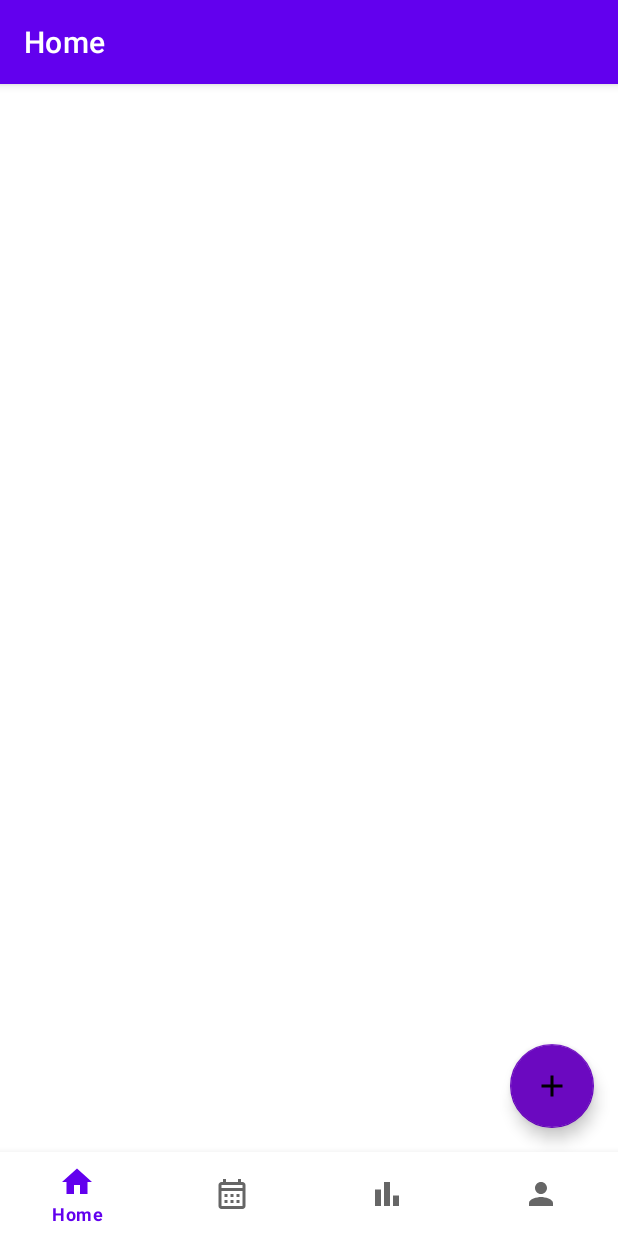
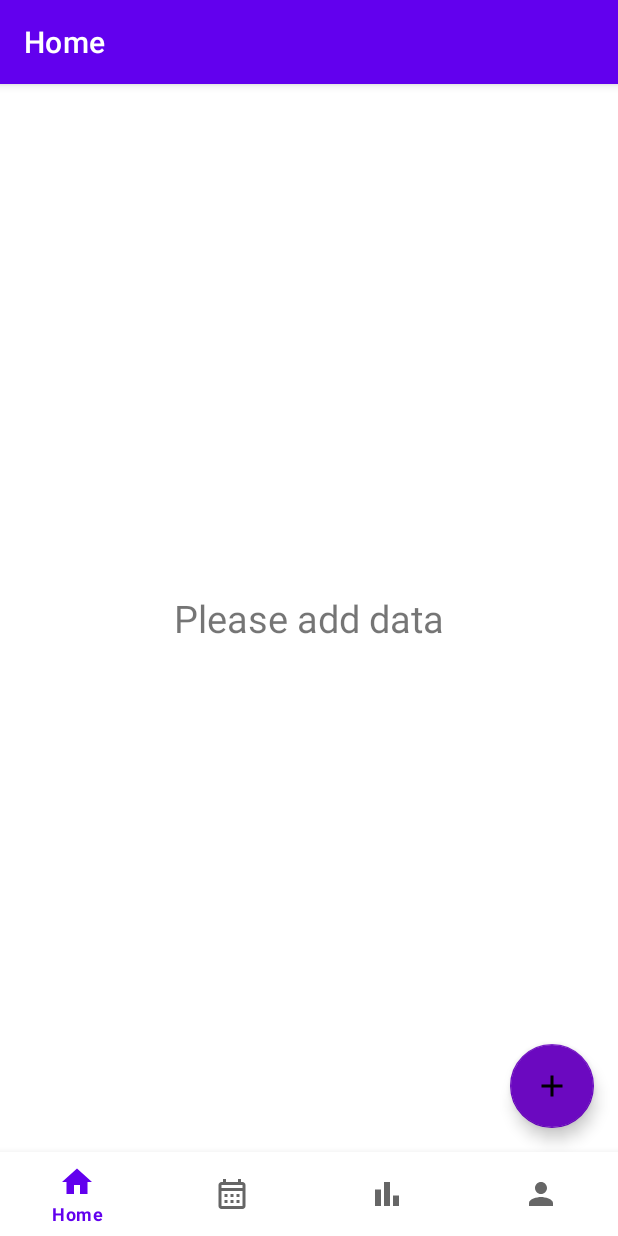
Before and after one commit to umutcansahinn/BudgetApp, an Android app: the HomeFragment screen opened through its navigation route, on a phone screen of 412 x 824 dp. Run offline under Robolectric (Android 15) with nearby library versions, the phone set to English and light mode, and no system bars; our stand-ins replace Dagger/Hilt's generated code, Firebase (no records; nobody signed in at launch, a user with empty details on screens opened directly), navigation-ui; Roboto replaces fonts that are not available here.

Commit message:
added null data event

```diff
--- a/app/src/main/java/com/example/paranikontrolet/ui/home/HomeFragment.kt
+++ b/app/src/main/java/com/example/paranikontrolet/ui/home/HomeFragment.kt
@@ -44,40 +44,41 @@ class HomeFragment : BaseFragment() {
 
     private fun observeEvent() {
         viewModel.result.observe(viewLifecycleOwner) {
-            it?.let {
-                when(it) {
+            when (it) {
                 is Resource.Success -> {
-                        if (it.data != null) {
+                    if (it.data != null && it.data.isEmpty().not()) {
                         val newList = it.data.sortedWith(compareByDescending { it.date })
                         budgetListAdapter.updateList(newList)
 
                         binding.recyclerView.visibility = View.VISIBLE
                         binding.progressBar.visibility = View.GONE
                         binding.textViewError.visibility = View.GONE
-                        }else {
+                        binding.textViewNullData.visibility = View.GONE
+                    } else {
+                        binding.textViewNullData.visibility = View.VISIBLE
                         binding.recyclerView.visibility = View.GONE
-                            binding.progressBar.visibility = View.VISIBLE
                         binding.textViewError.visibility = View.GONE
+                        binding.progressBar.visibility = View.GONE
                     }
-
                 }
                 is Resource.Error -> {
                     binding.textViewError.text = it.message.toString()
 
-
                     binding.textViewError.visibility = View.VISIBLE
                     binding.recyclerView.visibility = View.GONE
                     binding.progressBar.visibility = View.GONE
+                    binding.textViewNullData.visibility = View.GONE
                 }
                 is Resource.Loading -> {
                     binding.textViewError.visibility = View.GONE
                     binding.recyclerView.visibility = View.GONE
                     binding.progressBar.visibility = View.VISIBLE
+                    binding.textViewNullData.visibility = View.GONE
                 }
             }
         }
     }
-    }
+
 
     private fun initViews() {
 
@@ -100,11 +101,11 @@ class HomeFragment : BaseFragment() {
         }
 
 
-        budgetListAdapter.onDeleteClick = { type,amount,isIncome,date,documentId->
+        budgetListAdapter.onDeleteClick = { type, amount, isIncome, date, documentId ->
 
             val action = HomeFragmentDirections.actionNavigationHomeToAddCashFlowFragment(
                 isHomePage = false,
-                type =type ,
+                type = type,
                 amount = amount,
                 isIncome = isIncome,
                 date = date,
--- a/app/src/main/res/layout/fragment_home.xml
+++ b/app/src/main/res/layout/fragment_home.xml
@@ -33,6 +33,16 @@
 
     </TextView>
 
+    <TextView
+        android:id="@+id/textViewNullData"
+        android:layout_width="wrap_content"
+        android:layout_height="wrap_content"
+        android:layout_gravity="center"
+        android:text="@string/please_add_data"
+        android:visibility="gone"
+        android:textSize="25sp">
+    </TextView>
+
     <com.google.android.material.floatingactionbutton.FloatingActionButton
         android:id="@+id/floatingActionButton"
         android:layout_width="wrap_content"
--- a/app/src/main/res/values/strings.xml
+++ b/app/src/main/res/values/strings.xml
@@ -50,5 +50,6 @@
     <string name="text_view_type">income</string>
     <string name="delete">delete</string>
     <string name="update">update</string>
+    <string name="please_add_data">Please add data</string>
 
 </resources>
```
Also changed, not shown: app/src/main/java/com/example/paranikontrolet/domain/usecase/firebase_firestore_usecase/GetBudgetFromFirestore.kt (+1 -26 lines), app/src/main/java/com/example/paranikontrolet/ui/chart/ChartFragment.kt (+9 -5 lines), app/src/main/res/layout/fragment_chart.xml (+20 -2 lines). Lines whose indentation alone changed are shown as unchanged.
